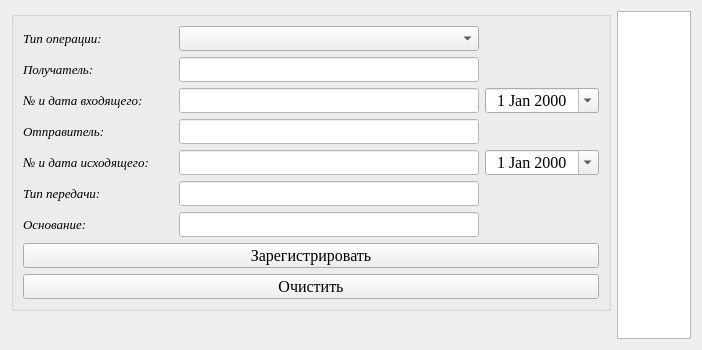
Qt form frm_document_managering.ui (s4astlif4ik/accounting_of_medal) before a commit.
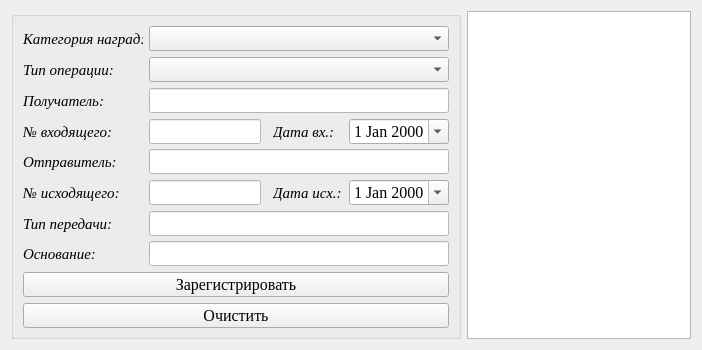
The same form after that commit. Icons and pictures are not drawn.

Patch:
```diff
--- a/frm_document_managering.ui
+++ b/frm_document_managering.ui
@@ -30,13 +30,13 @@
     <widget class="QGroupBox" name="groupBox">
      <property name="minimumSize">
       <size>
-       <width>600</width>
+       <width>450</width>
        <height>0</height>
       </size>
      </property>
      <property name="maximumSize">
       <size>
-       <width>600</width>
+       <width>450</width>
        <height>16777215</height>
       </size>
      </property>
@@ -44,8 +44,8 @@
       <string/>
      </property>
      <layout class="QGridLayout" name="gridLayout_2">
-      <item row="7" column="0" colspan="3">
-       <widget class="QPushButton" name="bnt_save_doc">
+      <item row="7" column="1" colspan="4">
+       <widget class="QLineEdit" name="le_direction">
         <property name="minimumSize">
          <size>
           <width>0</width>
@@ -54,7 +54,7 @@
         </property>
         <property name="maximumSize">
          <size>
-          <width>16777215</width>
+          <width>500</width>
           <height>25</height>
          </size>
         </property>
@@ -64,69 +64,37 @@
           <pointsize>12</pointsize>
          </font>
         </property>
-        <property name="text">
-         <string>Зарегистрировать</string>
+        <property name="styleSheet">
+         <string notr="true">background-color: rgb(255, 255, 255);</string>
         </property>
        </widget>
       </item>
-      <item row="8" column="0" colspan="3">
-       <widget class="QPushButton" name="bnt_clear_doc">
+      <item row="1" column="1" colspan="4">
+       <widget class="QComboBox" name="cB_type_operation">
         <property name="minimumSize">
          <size>
           <width>0</width>
           <height>25</height>
          </size>
         </property>
-        <property name="maximumSize">
-         <size>
-          <width>16777215</width>
-          <height>25</height>
-         </size>
-        </property>
         <property name="font">
          <font>
           <family>Times New Roman</family>
           <pointsize>12</pointsize>
          </font>
         </property>
-        <property name="text">
-         <string>Очистить</string>
+        <property name="currentIndex">
+         <number>-1</number>
         </property>
-       </widget>
-      </item>
-      <item row="2" column="0">
-       <widget class="QLabel" name="lbl_type_3">
-        <property name="sizePolicy">
-         <sizepolicy hsizetype="Preferred" vsizetype="Fixed">
-          <horstretch>0</horstretch>
-          <verstretch>0</verstretch>
-         </sizepolicy>
-        </property>
-        <property name="minimumSize">
+        <property name="iconSize">
          <size>
-          <width>150</width>
-          <height>25</height>
+          <width>17</width>
+          <height>17</height>
          </size>
         </property>
-        <property name="maximumSize">
-         <size>
-          <width>150</width>
-          <height>25</height>
-         </size>
-        </property>
-        <property name="font">
-         <font>
-          <family>Times New Roman</family>
-          <pointsize>10</pointsize>
-          <italic>true</italic>
-         </font>
-        </property>
-        <property name="text">
-         <string>№ и дата входящего:</string>
-        </property>
        </widget>
       </item>
-      <item row="3" column="1">
+      <item row="4" column="1" colspan="4">
        <widget class="QLineEdit" name="le_sender_name">
         <property name="minimumSize">
          <size>
@@ -136,7 +104,7 @@
         </property>
         <property name="maximumSize">
          <size>
-          <width>300</width>
+          <width>500</width>
           <height>25</height>
          </size>
         </property>
@@ -151,58 +119,35 @@
         </property>
        </widget>
       </item>
-      <item row="6" column="0">
-       <widget class="QLabel" name="lbl_departament_11">
+      <item row="3" column="4">
+       <widget class="QDateEdit" name="de_inputdate">
         <property name="minimumSize">
          <size>
-          <width>150</width>
+          <width>100</width>
           <height>25</height>
          </size>
         </property>
         <property name="maximumSize">
          <size>
-          <width>150</width>
+          <width>120</width>
           <height>25</height>
          </size>
         </property>
         <property name="font">
          <font>
           <family>Times New Roman</family>
-          <pointsize>10</pointsize>
-          <italic>true</italic>
-         </font>
-        </property>
-        <property name="text">
-         <string>Основание:</string>
-        </property>
-       </widget>
-      </item>
-      <item row="4" column="1">
-       <widget class="QLineEdit" name="le_outputnumber">
-        <property name="minimumSize">
-         <size>
-          <width>0</width>
-          <height>25</height>
-         </size>
-        </property>
-        <property name="maximumSize">
-         <size>
-          <width>300</width>
-          <height>25</height>
-         </size>
-        </property>
-        <property name="font">
-         <font>
-          <family>Times New Roman</family>
           <pointsize>12</pointsize>
          </font>
         </property>
-        <property name="styleSheet">
-         <string notr="true">background-color: rgb(255, 255, 255);</string>
+        <property name="alignment">
+         <set>Qt::AlignCenter</set>
         </property>
+        <property name="calendarPopup">
+         <bool>true</bool>
+        </property>
        </widget>
       </item>
-      <item row="0" column="0">
+      <item row="1" column="0">
        <widget class="QLabel" name="lbl_type_5">
         <property name="sizePolicy">
          <sizepolicy hsizetype="Preferred" vsizetype="Fixed">
@@ -212,20 +157,20 @@
         </property>
         <property name="minimumSize">
          <size>
-          <width>150</width>
+          <width>120</width>
           <height>25</height>
          </size>
         </property>
         <property name="maximumSize">
          <size>
-          <width>150</width>
+          <width>120</width>
           <height>25</height>
          </size>
         </property>
         <property name="font">
          <font>
           <family>Times New Roman</family>
-          <pointsize>10</pointsize>
+          <pointsize>11</pointsize>
           <italic>true</italic>
          </font>
         </property>
@@ -234,7 +179,33 @@
         </property>
        </widget>
       </item>
-      <item row="2" column="1">
+      <item row="7" column="0">
+       <widget class="QLabel" name="lbl_departament_11">
+        <property name="minimumSize">
+         <size>
+          <width>120</width>
+          <height>25</height>
+         </size>
+        </property>
+        <property name="maximumSize">
+         <size>
+          <width>120</width>
+          <height>25</height>
+         </size>
+        </property>
+        <property name="font">
+         <font>
+          <family>Times New Roman</family>
+          <pointsize>11</pointsize>
+          <italic>true</italic>
+         </font>
+        </property>
+        <property name="text">
+         <string>Основание:</string>
+        </property>
+       </widget>
+      </item>
+      <item row="3" column="1">
        <widget class="QLineEdit" name="le_inputnumber">
         <property name="minimumSize">
          <size>
@@ -244,7 +215,7 @@
         </property>
         <property name="maximumSize">
          <size>
-          <width>300</width>
+          <width>200</width>
           <height>25</height>
          </size>
         </property>
@@ -262,48 +233,7 @@
         </property>
        </widget>
       </item>
-      <item row="1" column="1">
-       <widget class="QLineEdit" name="le_receiver_name">
-        <property name="minimumSize">
-         <size>
-          <width>0</width>
-          <height>25</height>
-         </size>
-        </property>
-        <property name="maximumSize">
-         <size>
-          <width>300</width>
-          <height>25</height>
-         </size>
-        </property>
-        <property name="font">
-         <font>
-          <family>Times New Roman</family>
-          <pointsize>12</pointsize>
-         </font>
-        </property>
-        <property name="styleSheet">
-         <string notr="true">background-color: rgb(255, 255, 255);</string>
-        </property>
-       </widget>
-      </item>
-      <item row="0" column="1">
-       <widget class="QComboBox" name="cB_type_operation">
-        <property name="minimumSize">
-         <size>
-          <width>0</width>
-          <height>25</height>
-         </size>
-        </property>
-        <property name="font">
-         <font>
-          <family>Times New Roman</family>
-          <pointsize>12</pointsize>
-         </font>
-        </property>
-       </widget>
-      </item>
-      <item row="4" column="2">
+      <item row="5" column="4">
        <widget class="QDateEdit" name="de_outputdate">
         <property name="minimumSize">
          <size>
@@ -331,11 +261,17 @@
         </property>
        </widget>
       </item>
-      <item row="2" column="2">
-       <widget class="QDateEdit" name="de_inputdate">
+      <item row="0" column="0">
+       <widget class="QLabel" name="lbl_type_6">
+        <property name="sizePolicy">
+         <sizepolicy hsizetype="Preferred" vsizetype="Fixed">
+          <horstretch>0</horstretch>
+          <verstretch>0</verstretch>
+         </sizepolicy>
+        </property>
         <property name="minimumSize">
          <size>
-          <width>100</width>
+          <width>120</width>
           <height>25</height>
          </size>
         </property>
@@ -348,61 +284,65 @@
         <property name="font">
          <font>
           <family>Times New Roman</family>
-          <pointsize>12</pointsize>
+          <pointsize>11</pointsize>
+          <italic>true</italic>
          </font>
         </property>
-        <property name="alignment">
-         <set>Qt::AlignCenter</set>
-        </property>
-        <property name="calendarPopup">
-         <bool>true</bool>
+        <property name="text">
+         <string>Категория наград:</string>
         </property>
        </widget>
       </item>
       <item row="3" column="0">
-       <widget class="QLabel" name="lbl_departament_5">
+       <widget class="QLabel" name="lbl_type_3">
+        <property name="sizePolicy">
+         <sizepolicy hsizetype="Preferred" vsizetype="Fixed">
+          <horstretch>0</horstretch>
+          <verstretch>0</verstretch>
+         </sizepolicy>
+        </property>
         <property name="minimumSize">
          <size>
-          <width>150</width>
+          <width>120</width>
           <height>25</height>
          </size>
         </property>
         <property name="maximumSize">
          <size>
-          <width>150</width>
+          <width>30</width>
           <height>25</height>
          </size>
         </property>
         <property name="font">
          <font>
           <family>Times New Roman</family>
-          <pointsize>10</pointsize>
+          <pointsize>11</pointsize>
           <italic>true</italic>
          </font>
         </property>
         <property name="text">
-         <string>Отправитель:</string>
+         <string>№ входящего:</string>
         </property>
        </widget>
       </item>
-      <item row="5" column="0">
+      <item row="6" column="0">
        <widget class="QLabel" name="lbl_departament_10">
         <property name="minimumSize">
          <size>
-          <width>150</width>
+          <width>120</width>
           <height>25</height>
          </size>
         </property>
         <property name="maximumSize">
          <size>
-          <width>150</width>
+          <width>120</width>
           <height>25</height>
          </size>
         </property>
         <property name="font">
          <font>
           <family>Times New Roman</family>
-          <pointsize>10</pointsize>
+          <pointsize>11</pointsize>
           <italic>true</italic>
          </font>
         </property>
@@ -411,24 +351,75 @@
         </property>
        </widget>
       </item>
-      <item row="1" column="0">
+      <item row="4" column="0">
+       <widget class="QLabel" name="lbl_departament_5">
+        <property name="minimumSize">
+         <size>
+          <width>120</width>
+          <height>25</height>
+         </size>
+        </property>
+        <property name="maximumSize">
+         <size>
+          <width>120</width>
+          <height>25</height>
+         </size>
+        </property>
+        <property name="font">
+         <font>
+          <family>Times New Roman</family>
+          <pointsize>11</pointsize>
+          <italic>true</italic>
+         </font>
+        </property>
+        <property name="text">
+         <string>Отправитель:</string>
+        </property>
+       </widget>
+      </item>
+      <item row="5" column="1">
+       <widget class="QLineEdit" name="le_outputnumber">
+        <property name="minimumSize">
+         <size>
+          <width>0</width>
+          <height>25</height>
+         </size>
+        </property>
+        <property name="maximumSize">
+         <size>
+          <width>300</width>
+          <height>25</height>
+         </size>
+        </property>
+        <property name="font">
+         <font>
+          <family>Times New Roman</family>
+          <pointsize>12</pointsize>
+         </font>
+        </property>
+        <property name="styleSheet">
+         <string notr="true">background-color: rgb(255, 255, 255);</string>
+        </property>
+       </widget>
+      </item>
+      <item row="2" column="0">
        <widget class="QLabel" name="lbl_departament_7">
         <property name="minimumSize">
          <size>
-          <width>150</width>
+          <width>120</width>
           <height>25</height>
          </size>
         </property>
         <property name="maximumSize">
          <size>
-          <width>150</width>
+          <width>120</width>
           <height>25</height>
          </size>
         </property>
         <property name="font">
          <font>
           <family>Times New Roman</family>
-          <pointsize>10</pointsize>
+          <pointsize>11</pointsize>
           <italic>true</italic>
          </font>
         </property>
@@ -437,8 +428,30 @@
         </property>
        </widget>
       </item>
-      <item row="6" column="1">
-       <widget class="QLineEdit" name="le_direction">
+      <item row="0" column="1" colspan="4">
+       <widget class="QComboBox" name="cB_awards_category">
+        <property name="minimumSize">
+         <size>
+          <width>0</width>
+          <height>25</height>
+         </size>
+        </property>
+        <property name="font">
+         <font>
+          <family>Times New Roman</family>
+          <pointsize>12</pointsize>
+         </font>
+        </property>
+        <property name="iconSize">
+         <size>
+          <width>17</width>
+          <height>17</height>
+         </size>
+        </property>
+       </widget>
+      </item>
+      <item row="2" column="1" colspan="4">
+       <widget class="QLineEdit" name="le_receiver_name">
         <property name="minimumSize">
          <size>
           <width>0</width>
@@ -447,7 +460,7 @@
         </property>
         <property name="maximumSize">
          <size>
-          <width>300</width>
+          <width>500</width>
           <height>25</height>
          </size>
         </property>
@@ -462,7 +475,7 @@
         </property>
        </widget>
       </item>
-      <item row="4" column="0">
+      <item row="5" column="0">
        <widget class="QLabel" name="lbl_type_4">
         <property name="sizePolicy">
          <sizepolicy hsizetype="Preferred" vsizetype="Fixed">
@@ -472,29 +485,29 @@
         </property>
         <property name="minimumSize">
          <size>
-          <width>150</width>
+          <width>120</width>
           <height>25</height>
          </size>
         </property>
         <property name="maximumSize">
          <size>
-          <width>150</width>
+          <width>120</width>
           <height>25</height>
          </size>
         </property>
         <property name="font">
          <font>
           <family>Times New Roman</family>
-          <pointsize>10</pointsize>
+          <pointsize>11</pointsize>
           <italic>true</italic>
          </font>
         </property>
         <property name="text">
-         <string>№ и дата исходящего:</string>
+         <string>№ исходящего:</string>
         </property>
        </widget>
       </item>
-      <item row="5" column="1">
+      <item row="6" column="1" colspan="4">
        <widget class="QLineEdit" name="le_mail_type">
         <property name="minimumSize">
          <size>
@@ -504,7 +517,7 @@
         </property>
         <property name="maximumSize">
          <size>
-          <width>300</width>
+          <width>500</width>
           <height>25</height>
          </size>
         </property>
@@ -519,6 +532,140 @@
         </property>
        </widget>
       </item>
+      <item row="9" column="0" colspan="5">
+       <widget class="QPushButton" name="bnt_clear_doc">
+        <property name="minimumSize">
+         <size>
+          <width>0</width>
+          <height>25</height>
+         </size>
+        </property>
+        <property name="maximumSize">
+         <size>
+          <width>16777215</width>
+          <height>16777215</height>
+         </size>
+        </property>
+        <property name="font">
+         <font>
+          <family>Times New Roman</family>
+          <pointsize>12</pointsize>
+         </font>
+        </property>
+        <property name="text">
+         <string>Очистить</string>
+        </property>
+        <property name="icon">
+         <iconset resource="resource.qrc">
+          <normaloff>:/img/editdelete.png</normaloff>:/img/editdelete.png</iconset>
+        </property>
+        <property name="iconSize">
+         <size>
+          <width>17</width>
+          <height>17</height>
+         </size>
+        </property>
+       </widget>
+      </item>
+      <item row="8" column="0" colspan="5">
+       <widget class="QPushButton" name="bnt_save_doc">
+        <property name="minimumSize">
+         <size>
+          <width>0</width>
+          <height>25</height>
+         </size>
+        </property>
+        <property name="maximumSize">
+         <size>
+          <width>16777215</width>
+          <height>16777215</height>
+         </size>
+        </property>
+        <property name="font">
+         <font>
+          <family>Times New Roman</family>
+          <pointsize>12</pointsize>
+         </font>
+        </property>
+        <property name="text">
+         <string>Зарегистрировать</string>
+        </property>
+        <property name="icon">
+         <iconset resource="resource.qrc">
+          <normaloff>:/img/3floppy_unmount.png</normaloff>:/img/3floppy_unmount.png</iconset>
+        </property>
+        <property name="iconSize">
+         <size>
+          <width>17</width>
+          <height>17</height>
+         </size>
+        </property>
+       </widget>
+      </item>
+      <item row="3" column="3">
+       <widget class="QLabel" name="lbl_type_7">
+        <property name="sizePolicy">
+         <sizepolicy hsizetype="Preferred" vsizetype="Fixed">
+          <horstretch>0</horstretch>
+          <verstretch>0</verstretch>
+         </sizepolicy>
+        </property>
+        <property name="minimumSize">
+         <size>
+          <width>70</width>
+          <height>25</height>
+         </size>
+        </property>
+        <property name="maximumSize">
+         <size>
+          <width>120</width>
+          <height>25</height>
+         </size>
+        </property>
+        <property name="font">
+         <font>
+          <family>Times New Roman</family>
+          <pointsize>11</pointsize>
+          <italic>true</italic>
+         </font>
+        </property>
+        <property name="text">
+         <string>Дата вх.:</string>
+        </property>
+       </widget>
+      </item>
+      <item row="5" column="3">
+       <widget class="QLabel" name="lbl_type_8">
+        <property name="sizePolicy">
+         <sizepolicy hsizetype="Preferred" vsizetype="Fixed">
+          <horstretch>0</horstretch>
+          <verstretch>0</verstretch>
+         </sizepolicy>
+        </property>
+        <property name="minimumSize">
+         <size>
+          <width>70</width>
+          <height>25</height>
+         </size>
+        </property>
+        <property name="maximumSize">
+         <size>
+          <width>120</width>
+          <height>25</height>
+         </size>
+        </property>
+        <property name="font">
+         <font>
+          <family>Times New Roman</family>
+          <pointsize>11</pointsize>
+          <italic>true</italic>
+         </font>
+        </property>
+        <property name="text">
+         <string>Дата исх.:</string>
+        </property>
+       </widget>
+      </item>
      </layout>
     </widget>
    </item>
@@ -537,6 +684,12 @@
    </item>
    <item row="0" column="1" rowspan="2">
     <widget class="QTableView" name="tV_documents">
+     <property name="font">
+      <font>
+       <family>Times New Roman</family>
+       <pointsize>10</pointsize>
+      </font>
+     </property>
      <attribute name="horizontalHeaderStretchLastSection">
       <bool>true</bool>
      </attribute>
```
Left out of the diff: 36 changed lines with no effect on the pictures.
